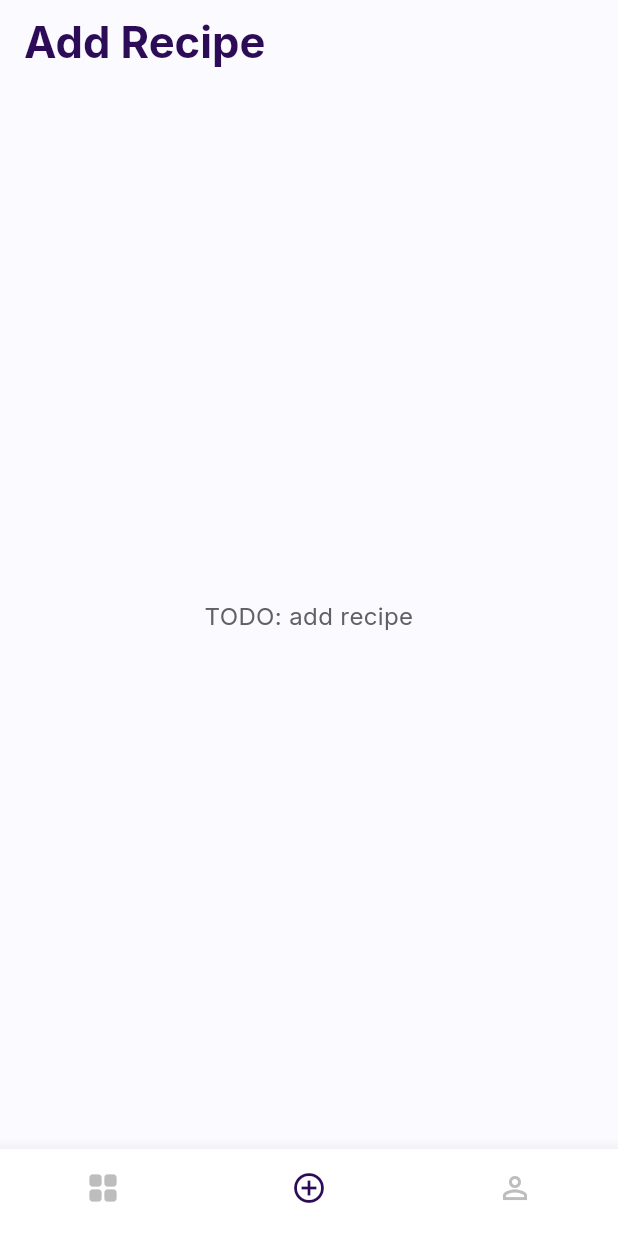
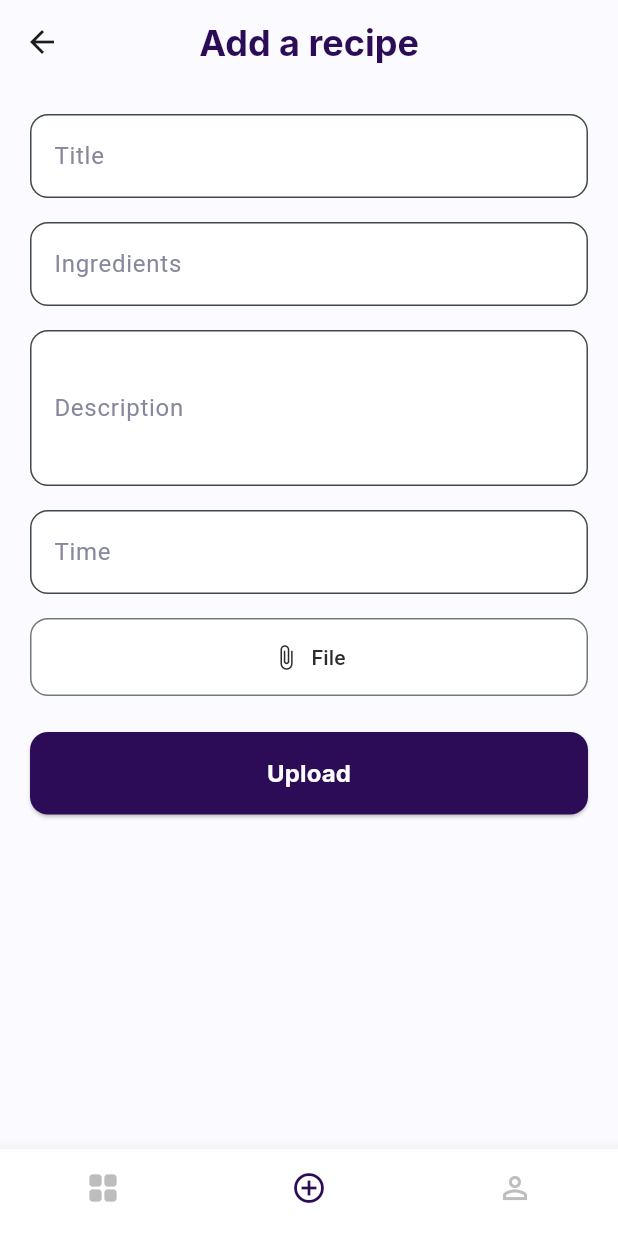
Before and after one commit to kamig2/Projekt-PIM, a Flutter app: the RecipeListScreen screen opened by its route, item 2 of the bottom bar chosen, on a phone screen of 412 x 824 dp. Run offline on Flutter 3.47's test engine with Material 3 defaults, Android fonts, the phone set to English and light mode, and no system bars; our stand-ins replace google_fonts; network calls fail.

Commit message:
Basic layout for adding a recipe.

```diff
--- /dev/null
+++ b/recipe_app/lib/screens/add_recipe_screen.dart
@@ -0,0 +1,142 @@
+import 'package:flutter/material.dart';
+import 'package:google_fonts/google_fonts.dart';
+
+class AddRecipeScreen extends StatefulWidget {
+  const AddRecipeScreen({super.key});
+
+  @override
+  State<AddRecipeScreen> createState() => _AddRecipeScreenState();
+}
+
+class _AddRecipeScreenState extends State<AddRecipeScreen> {
+  final _formKey = GlobalKey<FormState>();
+
+
+  final TextEditingController _titleController = TextEditingController();
+  final TextEditingController _ingredientsController = TextEditingController();
+  final TextEditingController _descriptionController = TextEditingController();
+  final TextEditingController _timeController = TextEditingController();
+
+  @override
+  Widget build(BuildContext context) {
+    const primaryPurple = Color(0xFF2D0C57);
+    const lightBackground = Color(0xFFFBFBFF);
+
+    return Scaffold(
+      backgroundColor: lightBackground,
+      appBar: AppBar(
+        backgroundColor: lightBackground,
+        elevation: 0,
+        title: Text(
+          'Add a recipe',
+          style: GoogleFonts.inter(
+            fontWeight: FontWeight.bold,
+            fontSize: 24,
+            color: primaryPurple,
+          ),
+        ),
+        centerTitle: true,
+      ),
+      body: SingleChildScrollView(
+        padding: const EdgeInsets.all(20),
+        child: Form(
+          key: _formKey,
+          child: Column(
+            crossAxisAlignment: CrossAxisAlignment.stretch,
+            children: [
+              // Title
+              TextFormField(
+                controller: _titleController,
+                decoration: InputDecoration(
+                  labelText: 'Title',
+                  border: OutlineInputBorder(
+                      borderRadius: BorderRadius.circular(12)),
+                  filled: true,
+                  fillColor: Colors.white,
+                ),
+              ),
+              const SizedBox(height: 16),
+
+              // Ingredients
+              TextFormField(
+                controller: _ingredientsController,
+                decoration: InputDecoration(
+                  labelText: 'Ingredients',
+                  border: OutlineInputBorder(
+                      borderRadius: BorderRadius.circular(12)),
+                  filled: true,
+                  fillColor: Colors.white,
+                ),
+              ),
+              const SizedBox(height: 16),
+
+              // Description
+              TextFormField(
+                controller: _descriptionController,
+                decoration: InputDecoration(
+                  labelText: 'Description',
+                  border: OutlineInputBorder(
+                      borderRadius: BorderRadius.circular(12)),
+                  filled: true,
+                  fillColor: Colors.white,
+                ),
+                maxLines: 3,
+              ),
+              const SizedBox(height: 16),
+
+              // Time
+              TextFormField(
+                controller: _timeController,
+                decoration: InputDecoration(
+                  labelText: 'Time',
+                  border: OutlineInputBorder(
+                      borderRadius: BorderRadius.circular(12)),
+                  filled: true,
+                  fillColor: Colors.white,
+                ),
+              ),
+              const SizedBox(height: 16),
+
+              // Photo upload
+              OutlinedButton.icon(
+                onPressed: () {
+                  // wybór pliku
+                },
+                icon: const Icon(Icons.attach_file),
+                label: const Text('File'),
+                style: OutlinedButton.styleFrom(
+                  padding: const EdgeInsets.symmetric(vertical: 16),
+                  backgroundColor: Colors.white,
+                  shape: RoundedRectangleBorder(
+                      borderRadius: BorderRadius.circular(12)),
+                ),
+              ),
+              const SizedBox(height: 24),
+
+              // Upload button
+              ElevatedButton(
+                onPressed: () {
+                  // ...
+                },
+                style: ElevatedButton.styleFrom(
+                  padding: const EdgeInsets.symmetric(vertical: 16),
+                  shape: RoundedRectangleBorder(
+                      borderRadius: BorderRadius.circular(12)),
+                  backgroundColor: primaryPurple,
+                ),
+                child: Text(
+                  'Upload',
+                  style: GoogleFonts.inter(
+                    fontWeight: FontWeight.bold,
+                    fontSize: 16,
+                    color: Colors.white,
+                  ),
+                ),
+              ),
+            ],
+          ),
+        ),
+      ),
+    );
+  }
+}
--- a/recipe_app/lib/screens/recipe_list_screen.dart
+++ b/recipe_app/lib/screens/recipe_list_screen.dart
@@ -1,6 +1,6 @@
 import 'package:flutter/material.dart';
 import 'package:google_fonts/google_fonts.dart';
-
+import 'package:recipe_app/screens/add_recipe_screen.dart';
 // --- Model Danych ---
 //klasa do przechowywania informacji o przepisie
 class Recipe {
@@ -215,6 +215,7 @@ class _RecipeListScreenState extends State<RecipeListScreen> {
     );
   }
 
+/*
   Widget _buildAddTab() {
     return Scaffold(
       backgroundColor: lightBackground,
@@ -242,6 +243,11 @@ class _RecipeListScreenState extends State<RecipeListScreen> {
         ),
       ),
     );
+  }
+*/
+
+  Widget _buildAddTab() {
+    return const AddRecipeScreen();
   }
 
   Widget _buildProfileTab() {
```
